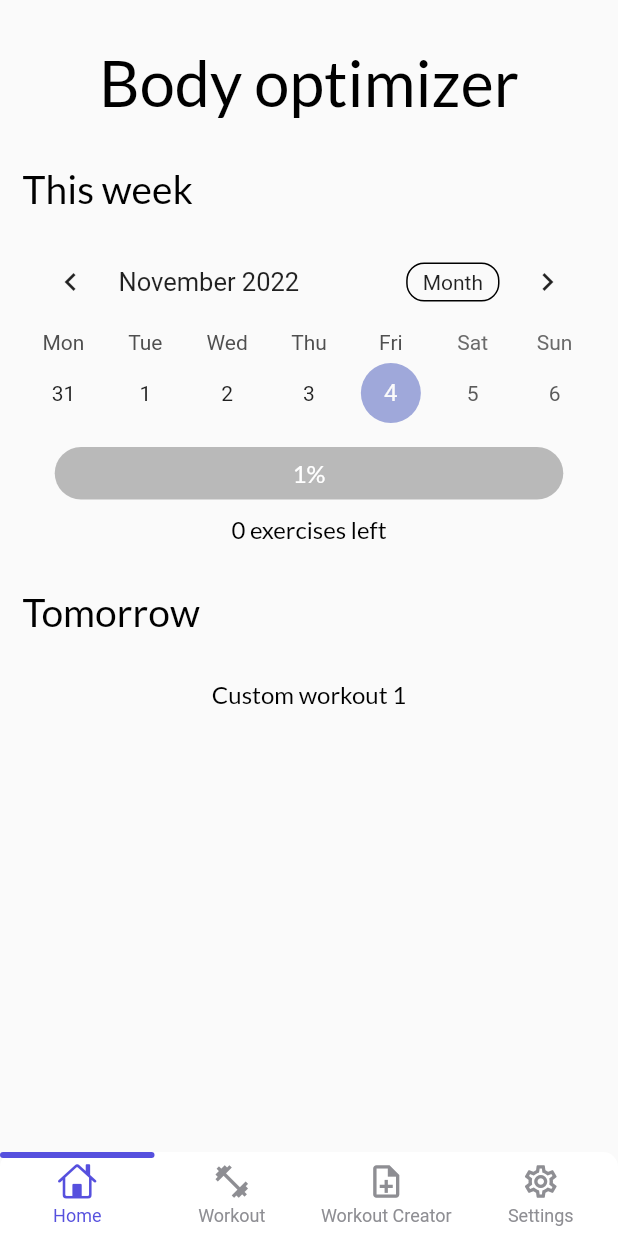
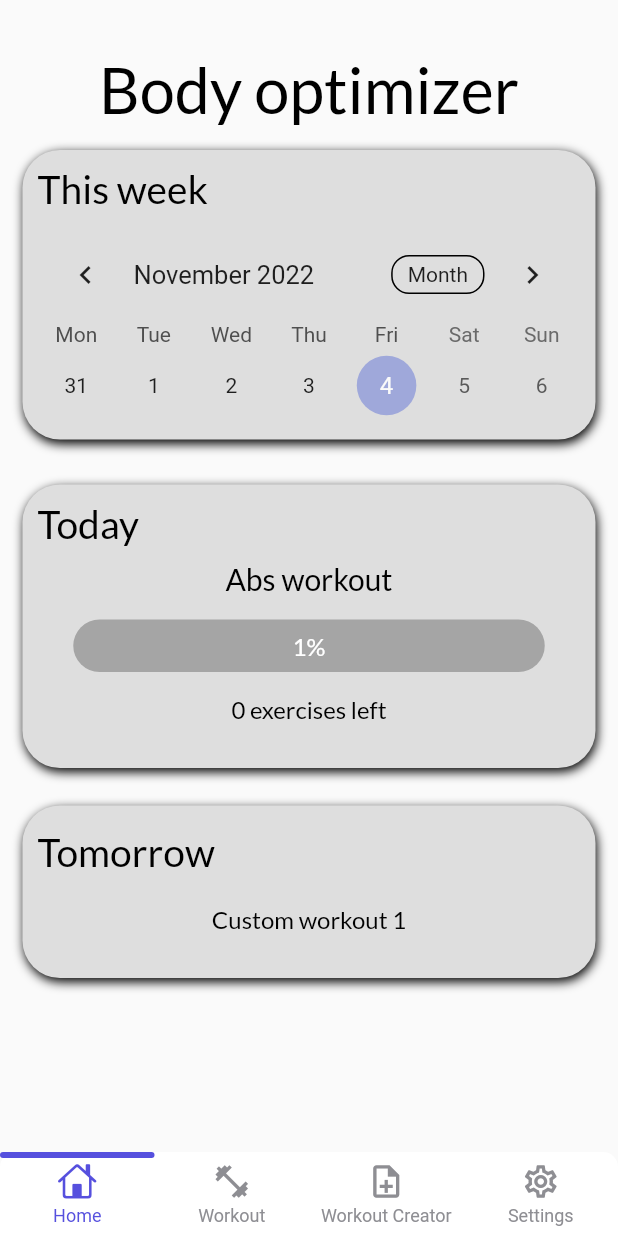
Before and after one commit to dolienn/body_optimizer, a Flutter app: the screen it shows after launch, on a phone screen of 412 x 824 dp. Run offline on Flutter 3.47's test engine with Material 2 defaults, Android fonts, the phone set to English and light mode, and no system bars; drawn by our look-alikes of getwidget, persistent_bottom_nav_bar, table_calendar; our stand-ins replace google_fonts.

Commit message:
custom icon and app name changed also sections are now in cards -------------------------------- | -> NOW ADD EVENT TO CALENDAR | | -> LATER ADD PROGRESS BAR    | | MOVING WHEN SOMEONE TRAINS   | --------------------------------

```diff
--- a/lib/screens/homepage.dart
+++ b/lib/screens/homepage.dart
@@ -1,4 +1,3 @@
-
 import 'package:body_optimizer/screens/mainpage.dart';
 import 'package:google_fonts/google_fonts.dart';
 import 'package:getwidget/getwidget.dart';
@@ -13,8 +12,6 @@ class MyHomePage extends StatefulWidget {
 }
 
 class _MyHomePageState extends State<MyHomePage> {
-
-
   late DateTime now;
   late DateTime firstDay;
   late DateTime lastDay;
@@ -29,7 +26,8 @@ class _MyHomePageState extends State<MyHomePage> {
 
   // VARIABLES FROM OTHER SITES (for now placeholder) //
   int numOfExercises = 0;
-  String workoutName = "Custom workout 1";
+  String workoutNameToday = "Abs workout";
+  String workoutNameTomorrow = "Custom workout 1";
 
   // PROGRESS BAR //
   double progress = 0.0;
@@ -39,7 +37,7 @@ class _MyHomePageState extends State<MyHomePage> {
     return Scaffold(
       body: SingleChildScrollView(
         child: Padding(
-          padding: const EdgeInsets.symmetric(horizontal: 15, vertical: 30),
+          padding: const EdgeInsets.symmetric(horizontal: 15, vertical: 35),
           child: Column(
             children: [
               Row(
@@ -55,24 +53,43 @@ class _MyHomePageState extends State<MyHomePage> {
                 ],
               ),
               Padding(
-                padding: const EdgeInsets.only(top: 30, bottom: 15),
-                child: Row(
+                padding: const EdgeInsets.symmetric(vertical: 15),
+                child: Container(
+                  decoration: BoxDecoration(
+                    color: const Color(0xFFDEDEDE),
+                    borderRadius: BorderRadius.circular(25),
+                    boxShadow: const [
+                      BoxShadow(
+                          color: Colors.black,
+                          blurRadius: 5.0,
+                          offset: Offset(1, 2.5)),
+                    ],
+                  ),
+                  child: Column(
                     children: [
-                    Text(
+                      Row(
+                        children: [
+                          Padding(
+                            padding: const EdgeInsets.symmetric(
+                                vertical: 10, horizontal: 10),
+                            child: Text(
                               "This week",
                               style: GoogleFonts.lato(
                                 color: Colors.black,
                                 fontSize: 26,
                               ),
                             ),
+                          ),
                         ],
                       ),
-              ),
-              TableCalendar(
+                      Padding(
+                        padding: const EdgeInsets.symmetric(horizontal: 10),
+                        child: TableCalendar(
                           firstDay: DateTime.utc(2010, 10, 16),
                           lastDay: DateTime.utc(2030, 3, 14),
                           focusedDay: _focusedDay,
-                selectedDayPredicate: (day) => isSameDay(_selectedDay, day),
+                          selectedDayPredicate: (day) =>
+                              isSameDay(_selectedDay, day),
                           calendarFormat: _calendarFormat,
                           startingDayOfWeek: StartingDayOfWeek.monday,
                           calendarStyle: const CalendarStyle(
@@ -91,21 +108,74 @@ class _MyHomePageState extends State<MyHomePage> {
                           },
                           onPageChanged: (focusedDay) {},
                         ),
+                      ),
+                      const Padding(padding: EdgeInsets.symmetric(vertical: 5)),
+                    ],
+                  ),
+                ),
+              ),
+              Padding(
+                padding: const EdgeInsets.symmetric(vertical: 15),
+                child: Container(
+                  decoration: BoxDecoration(
+                    color: const Color(0xFFDEDEDE),
+                    borderRadius: BorderRadius.circular(25),
+                    boxShadow: const [
+                      BoxShadow(
+                          color: Colors.black,
+                          blurRadius: 5.0,
+                          offset: Offset(1, 2.5)),
+                    ],
+                  ),
+                  child: Column(
+                    children: [
+                      Row(
+                        children: [
+                          Padding(
+                            padding: const EdgeInsets.symmetric(
+                                vertical: 10, horizontal: 10),
+                            child: Text(
+                              "Today",
+                              style: GoogleFonts.lato(
+                                color: Colors.black,
+                                fontSize: 26,
+                              ),
+                            ),
+                          ),
+                        ],
+                      ),
+                      Row(
+                        mainAxisAlignment: MainAxisAlignment.center,
+                        children: [
+                          Text(
+                            workoutNameToday,
+                            style: GoogleFonts.lato(
+                              color: Colors.black,
+                              fontSize: 20,
+                            ),
+                          ),
+                        ],
+                      ),
                       Padding(
                         padding: const EdgeInsets.symmetric(vertical: 10),
                         child: Row(
                           mainAxisAlignment: MainAxisAlignment.center,
                           children: [
                             // -------- LOADING BAR ------- //
-                    SizedBox(
-                      width: MediaQuery.of(context).size.width * 0.92,
+                            Padding(
+                              padding: const EdgeInsets.symmetric(
+                                  vertical: 5, horizontal: 10),
+                              child: SizedBox(
+                                width: MediaQuery.of(context).size.width * 0.86,
                                 child: GFProgressBar(
                                   percentage: progress,
                                   lineHeight: 35,
                                   alignment: MainAxisAlignment.spaceBetween,
-                        padding: const EdgeInsets.symmetric(horizontal: 10),
+                                  padding: const EdgeInsets.symmetric(
+                                      horizontal: 10),
                                   backgroundColor: Colors.black26,
-                        progressBarColor: PublicVariables().activeColor,
+                                  progressBarColor:
+                                      PublicVariables().activeColor,
                                   child: Center(
                                     child: Text(
                                       "${((progress + 0.01) * 100).round()}%",
@@ -113,6 +183,7 @@ class _MyHomePageState extends State<MyHomePage> {
                                       style: GoogleFonts.lato(
                                         color: Colors.white,
                                         fontSize: 16,
+                                      ),
                                     ),
                                   ),
                                 ),
@@ -136,19 +207,40 @@ class _MyHomePageState extends State<MyHomePage> {
                           ],
                         ),
                       ),
+                      const Padding(padding: EdgeInsets.symmetric(vertical: 5)),
+                    ],
+                  ),
+                ),
+              ),
               Padding(
                 padding: const EdgeInsets.symmetric(vertical: 10),
-                child: Row(
+                child: Container(
+                  decoration: BoxDecoration(
+                    color: const Color(0xFFDEDEDE),
+                    borderRadius: BorderRadius.circular(25),
+                    boxShadow: const [
+                      BoxShadow(
+                          color: Colors.black,
+                          blurRadius: 5.0,
+                          offset: Offset(1, 2.5)),
+                    ],
+                  ),
+                  child: Column(
                     children: [
-                    Text(
+                      Row(
+                        children: [
+                          Padding(
+                            padding: const EdgeInsets.only(
+                                left: 10, right: 10, top: 15),
+                            child: Text(
                               "Tomorrow",
                               style: GoogleFonts.lato(
                                 color: Colors.black,
                                 fontSize: 26,
                               ),
                             ),
+                          ),
                         ],
-                ),
                       ),
                       Padding(
                         padding: const EdgeInsets.symmetric(vertical: 20),
@@ -156,13 +248,18 @@ class _MyHomePageState extends State<MyHomePage> {
                           mainAxisAlignment: MainAxisAlignment.center,
                           children: [
                             Text(
-                      workoutName,
+                              workoutNameTomorrow,
                               style: GoogleFonts.lato(
                                 color: Colors.black,
                                 fontSize: 16,
                               ),
                             ),
                           ],
+                        ),
+                      ),
+                      const Padding(padding: EdgeInsets.symmetric(vertical: 5)),
+                    ],
+                  ),
                 ),
               ),
             ],
```
Also changed, not shown: pubspec.yaml (+7 -67 lines), assets/images/examp.png (added), pubspec.lock, 22 other files. Lines whose indentation alone changed are shown as unchanged.
